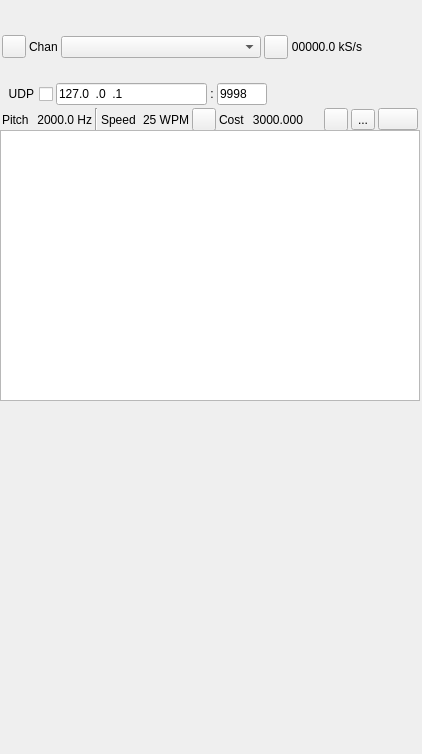
First picture: the form in plugins/feature/morsedecoder/morsedecodergui.ui, repository f4exb/sdrangel, before the edit.
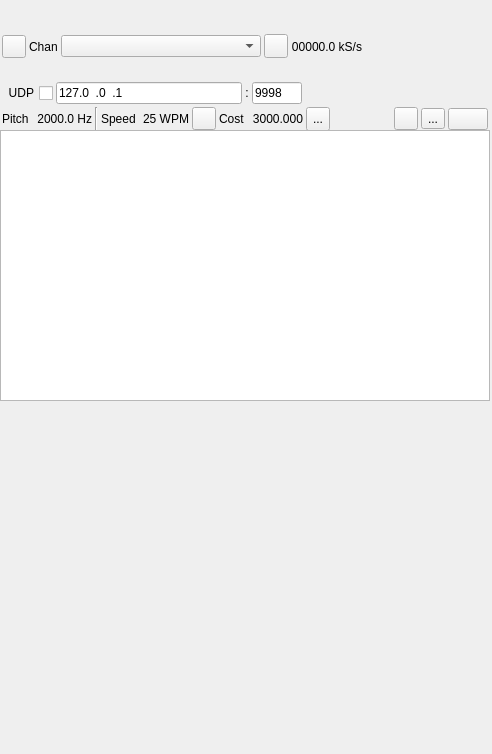
Second picture: the form after the edit. Icons and pictures are not drawn. Custom widgets are drawn as their Qt base class.

Commit message: Morse Decoder: added option to show decoder thershold trace or not

Patch:
```diff
--- a/plugins/feature/morsedecoder/morsedecodergui.ui
+++ b/plugins/feature/morsedecoder/morsedecodergui.ui
@@ -6,7 +6,7 @@
    <rect>
     <x>0</x>
     <y>0</y>
-    <width>422</width>
+    <width>492</width>
     <height>754</height>
    </rect>
   </property>
@@ -18,7 +18,7 @@
   </property>
   <property name="minimumSize">
    <size>
-    <width>422</width>
+    <width>492</width>
     <height>407</height>
    </size>
   </property>
@@ -36,13 +36,13 @@
     <rect>
      <x>0</x>
      <y>10</y>
-     <width>420</width>
+     <width>490</width>
      <height>121</height>
     </rect>
    </property>
    <property name="minimumSize">
     <size>
-     <width>420</width>
+     <width>490</width>
      <height>0</height>
     </size>
    </property>
@@ -348,6 +348,26 @@
         </property>
        </widget>
       </item>
+      <item>
+       <widget class="ButtonSwitch" name="showThreshold">
+        <property name="minimumSize">
+         <size>
+          <width>24</width>
+          <height>24</height>
+         </size>
+        </property>
+        <property name="toolTip">
+         <string>Show GGMorse decoder threshold on scope imaginary trace</string>
+        </property>
+        <property name="text">
+         <string>...</string>
+        </property>
+        <property name="icon">
+         <iconset resource="../../../sdrgui/resources/res.qrc">
+          <normaloff>:/slopep_icon.png</normaloff>:/slopep_icon.png</iconset>
+        </property>
+       </widget>
+      </item>
       <item>
        <spacer name="horizontalSpacer_2">
         <property name="orientation">
@@ -421,7 +441,7 @@
     <rect>
      <x>0</x>
      <y>130</y>
-     <width>420</width>
+     <width>490</width>
      <height>271</height>
     </rect>
    </property>
@@ -433,7 +453,7 @@
    </property>
    <property name="minimumSize">
     <size>
-     <width>420</width>
+     <width>490</width>
      <height>0</height>
     </size>
    </property>
@@ -451,13 +471,13 @@
     <rect>
      <x>10</x>
      <y>400</y>
-     <width>420</width>
+     <width>490</width>
      <height>341</height>
     </rect>
    </property>
    <property name="minimumSize">
     <size>
-     <width>420</width>
+     <width>490</width>
      <height>0</height>
     </size>
    </property>
```
The commit also changes 19 other files.
